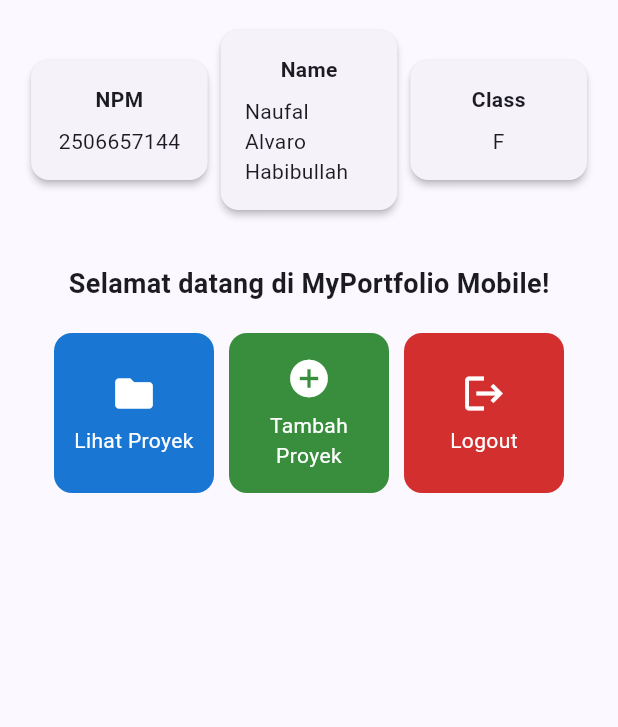
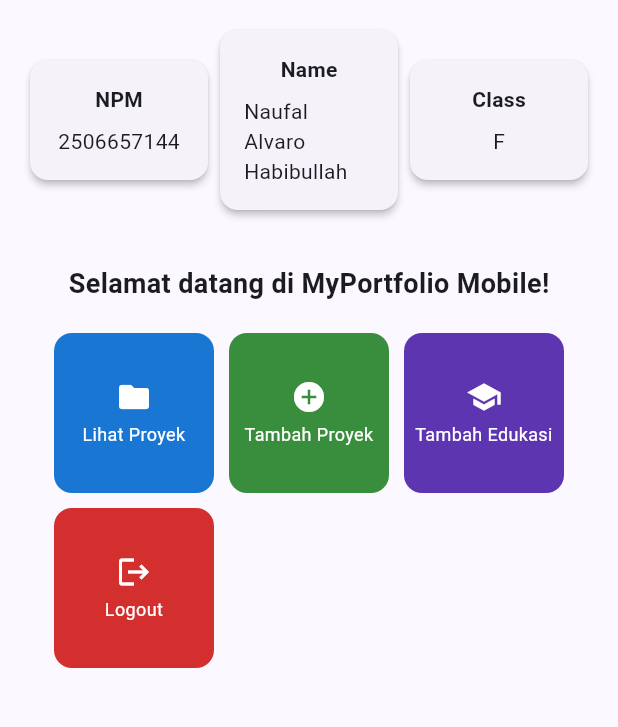
Before and after one commit to popolkuproi/myportofolio_mobile, a Flutter app: the screen it shows after launch, in the side drawer, after a tap on "Home", on a phone screen of 412 x 824 dp, the part 84-811 px from its top. Run offline on Flutter 3.47's test engine with Material 3 defaults, Android fonts, the phone set to English and light mode, and no system bars; our stand-ins replace material_ui.

Commit message:
feat(tugas-8): Add education form with validation and navigation

```diff
--- a/lib/screens/menu.dart
+++ b/lib/screens/menu.dart
@@ -12,6 +12,7 @@ class MyHomePage extends StatelessWidget {
   final List<ItemHomepage> items = [
     ItemHomepage("Lihat Proyek", Icons.folder, Colors.blue.shade700),
     ItemHomepage("Tambah Proyek", Icons.add_circle, Colors.green.shade700),
+    ItemHomepage("Tambah Edukasi", Icons.school, Colors.deepPurple.shade600),
     ItemHomepage("Logout", Icons.logout, Colors.red.shade700),
   ];
 
@@ -27,17 +28,23 @@ class MyHomePage extends StatelessWidget {
         iconTheme: const IconThemeData(color: Colors.white),
       ),
       drawer: const LeftDrawer(),
-      body: Padding(
+      body: SingleChildScrollView(
+        child: Padding(
           padding: const EdgeInsets.all(16.0),
           child: Column(
             crossAxisAlignment: CrossAxisAlignment.center,
             children: [
               Row(
-              mainAxisAlignment: MainAxisAlignment.spaceEvenly,
                 children: [
-                InfoCard(title: 'NPM', content: npm),
-                InfoCard(title: 'Name', content: nama),
-                InfoCard(title: 'Class', content: kelas),
+                  Expanded(
+                    child: InfoCard(title: 'NPM', content: npm),
+                  ),
+                  Expanded(
+                    child: InfoCard(title: 'Name', content: nama),
+                  ),
+                  Expanded(
+                    child: InfoCard(title: 'Class', content: kelas),
+                  ),
                 ],
               ),
               const SizedBox(height: 16.0),
@@ -55,7 +62,8 @@ class MyHomePage extends StatelessWidget {
                       ),
                     ),
                     GridView.count(
-                    primary: true,
+                      primary: false,
+                      physics: const NeverScrollableScrollPhysics(),
                       padding: const EdgeInsets.all(20),
                       crossAxisSpacing: 10,
                       mainAxisSpacing: 10,
@@ -67,6 +75,7 @@ class MyHomePage extends StatelessWidget {
                 ),
               ),
             ],
+          ),
         ),
       ),
     );
@@ -84,7 +93,6 @@ class InfoCard extends StatelessWidget {
     return Card(
       elevation: 2.0,
       child: Container(
-        width: MediaQuery.of(context).size.width / 3.5,
         padding: const EdgeInsets.all(16.0),
         child: Column(
           children: [
--- a/lib/widgets/left_drawer.dart
+++ b/lib/widgets/left_drawer.dart
@@ -1,5 +1,6 @@
 import 'package:material_ui/material_ui.dart';
 import 'package:myportofolio_mobile/screens/menu.dart';
+import 'package:myportofolio_mobile/screens/education_form.dart';
 import 'package:myportofolio_mobile/screens/project_form.dart';
 
 class LeftDrawer extends StatelessWidget {
@@ -10,9 +11,13 @@ class LeftDrawer extends StatelessWidget {
     return Drawer(
       child: ListView(
         children: [
-          const DrawerHeader(
-            decoration: BoxDecoration(color: Colors.indigo),
+          DrawerHeader(
+            decoration: BoxDecoration(
+              color: Theme.of(context).colorScheme.primary,
+            ),
+            child: SingleChildScrollView(
               child: Column(
+                mainAxisSize: MainAxisSize.min,
                 crossAxisAlignment: CrossAxisAlignment.start,
                 children: [
                   Text(
@@ -31,6 +36,7 @@ class LeftDrawer extends StatelessWidget {
                 ],
               ),
             ),
+          ),
           ListTile(
             leading: const Icon(Icons.home_outlined),
             title: const Text('Home'),
@@ -47,6 +53,16 @@ class LeftDrawer extends StatelessWidget {
               MaterialPageRoute(builder: (context) => const ProjectFormPage()),
             ),
           ),
+          ListTile(
+            leading: const Icon(Icons.school_outlined),
+            title: const Text('Add Education'),
+            onTap: () => Navigator.pushReplacement(
+              context,
+              MaterialPageRoute(
+                builder: (context) => const EducationFormPage(),
+              ),
+            ),
+          ),
         ],
       ),
     );
--- a/lib/widgets/project_card.dart
+++ b/lib/widgets/project_card.dart
@@ -1,4 +1,5 @@
 import 'package:material_ui/material_ui.dart';
+import 'package:myportofolio_mobile/screens/education_form.dart';
 import 'package:myportofolio_mobile/screens/project_form.dart';
 
 class ItemHomepage {
@@ -34,20 +35,27 @@ class ItemCard extends StatelessWidget {
               context,
               MaterialPageRoute(builder: (context) => const ProjectFormPage()),
             );
+          } else if (item.name == "Tambah Edukasi") {
+            Navigator.push(
+              context,
+              MaterialPageRoute(
+                builder: (context) => const EducationFormPage(),
+              ),
+            );
           }
         },
         child: Padding(
-          padding: const EdgeInsets.all(8),
+          padding: const EdgeInsets.all(6),
           child: Center(
             child: Column(
               mainAxisAlignment: MainAxisAlignment.center,
               children: [
-                Icon(item.icon, color: Colors.white, size: 30.0),
-                const SizedBox(height: 6),
+                Icon(item.icon, color: Colors.white, size: 24.0),
+                const SizedBox(height: 4),
                 Text(
                   item.name,
                   textAlign: TextAlign.center,
-                  style: const TextStyle(color: Colors.white),
+                  style: const TextStyle(color: Colors.white, fontSize: 12),
                 ),
               ],
             ),
```
Also changed, not shown: lib/screens/education_form.dart (added, +166 -0 lines), lib/screens/project_form.dart (+14 -1 lines), 2 other files. Lines whose indentation alone changed are shown as unchanged.
